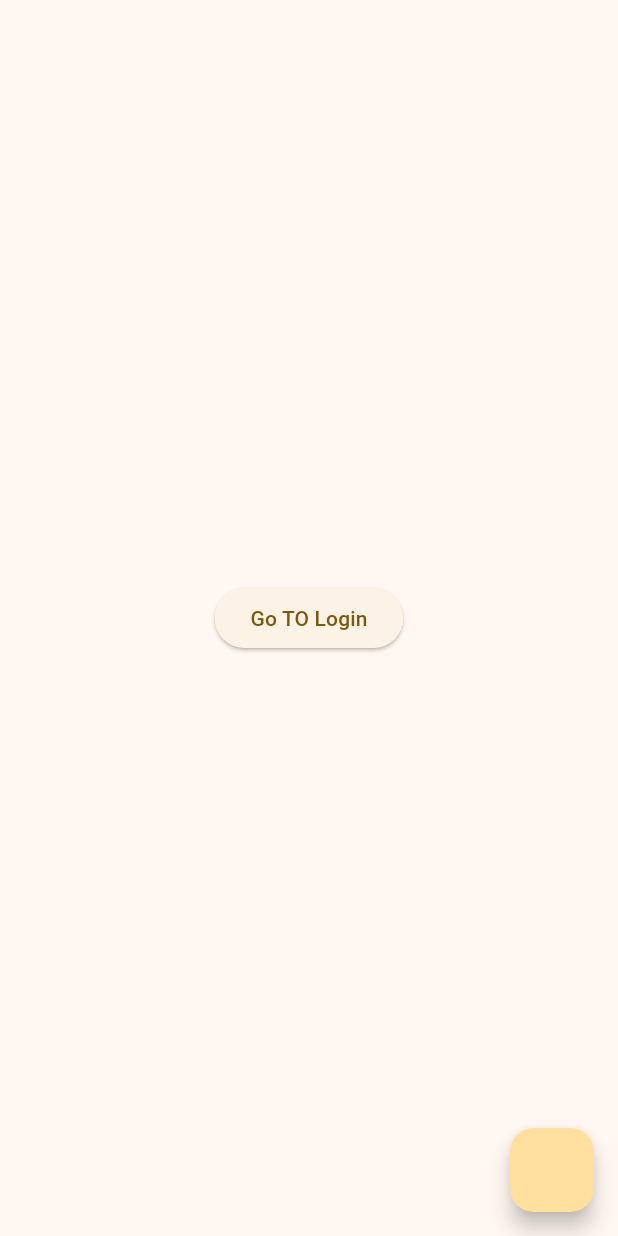
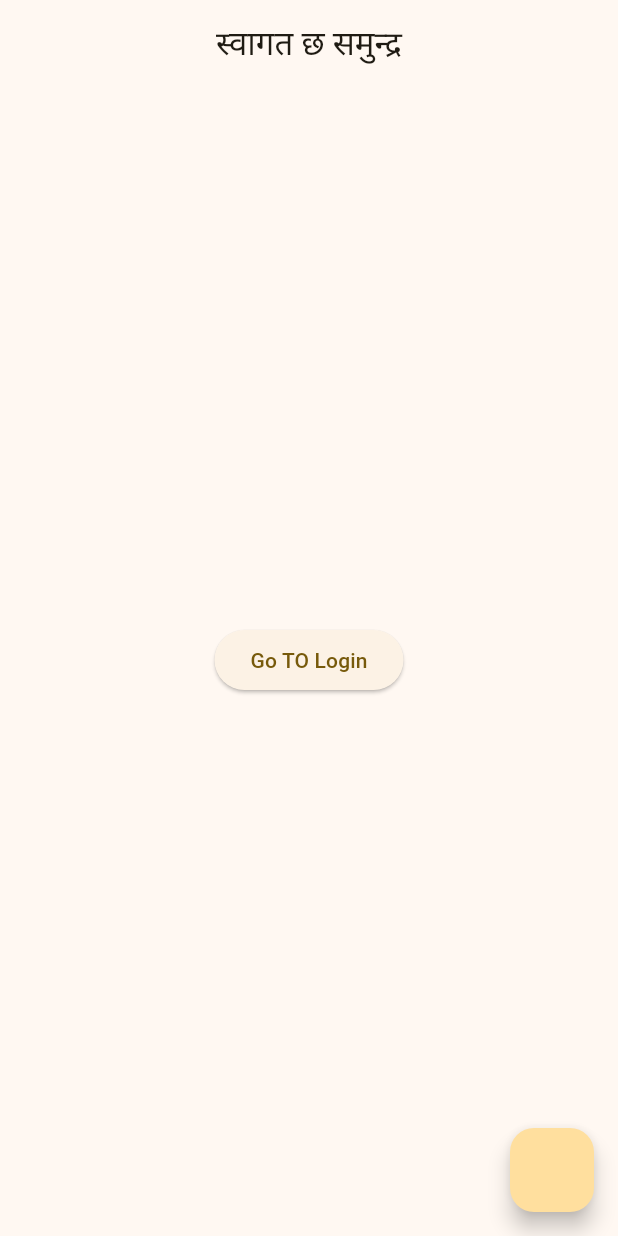
Before and after one commit to Samundra-github/State-Management-With-Getx, a Flutter app: the screen it shows after launch, on a phone screen of 412 x 824 dp. Run offline on Flutter 3.47's test engine with Material 2 defaults, Android fonts, the phone set to English and light mode, and no system bars; our stand-ins replace fluttertoast, font_awesome_flutter, get, image_picker.

Commit message:
Day 10:- Language translation with Getx and MVVM

```diff
--- a/lib/main.dart
+++ b/lib/main.dart
@@ -3,6 +3,8 @@ import 'package:flutter_application_1/mvvm/res/routes/routes.dart';
 import 'package:flutter_application_1/mvvm/view/splash_screen.dart';
 // import 'package:flutter_application_1/Basic%20Getx%20Practice/home_screen.dart';
 import 'package:get/get.dart';
+
+import 'mvvm/res/language/language.dart';
 
 // import 'Basic Getx Practice/tut_1/screens/language.dart';
 // import 'Basic Getx Practice/tut_1/screens/tut_one.dart';
@@ -29,17 +31,16 @@ class MyApp extends StatelessWidget {
     return GetMaterialApp(
       title: 'Flutter Demo',
       debugShowCheckedModeBanner: false,
-      // locale: Locale('en', 'US'),
       theme: ThemeData(
         colorScheme: ColorScheme.fromSeed(seedColor: Colors.amber),
         useMaterial3: true,
       ),
       home: const SplashScreen(),
       getPages: AppRoutes.appRoutes(),
-      // translations: Languages(),
-      // locale: const Locale('en', 'US'),
+      translations: Languages(),
+      locale: const Locale('np', 'NP'),
 
-      // fallbackLocale: const Locale('en', 'US'),
+      fallbackLocale: const Locale('en', 'US'),
       // home: const TutorialFourA(),
       // getPages: [
       //   GetPage(name: '/', page: () => const GetxHome()),
--- /dev/null
+++ b/lib/mvvm/res/language/language.dart
@@ -0,0 +1,13 @@
+import 'package:get/get_navigation/get_navigation.dart';
+
+class Languages extends Translations {
+  @override
+  Map<String, Map<String, String>> get keys => {
+        'en_US': {
+          'appBar': 'Welcome Samundra',
+        },
+        'np_NP': {
+          'appBar': 'स्वागत छ समुन्द्र',
+        },
+      };
+}
--- a/lib/mvvm/view/splash_screen.dart
+++ b/lib/mvvm/view/splash_screen.dart
@@ -1,6 +1,7 @@
 import 'package:flutter/material.dart';
 import 'package:flutter_application_1/mvvm/data/app_exception.dart';
 import 'package:flutter_application_1/mvvm/utils/utils.dart';
+import 'package:get/get.dart';
 // import 'package:flutter_application_1/mvvm/res/routes/routes_name.dart';
 // import 'package:get/get.dart';
 
@@ -15,6 +16,10 @@ class _SplashScreenState extends State<SplashScreen> {
   @override
   Widget build(BuildContext context) {
     return Scaffold(
+      appBar: AppBar(
+        centerTitle: true,
+        title: Text('appBar'.tr),
+      ),
       body: Center(
         child: ElevatedButton(
             onPressed: () {
```
